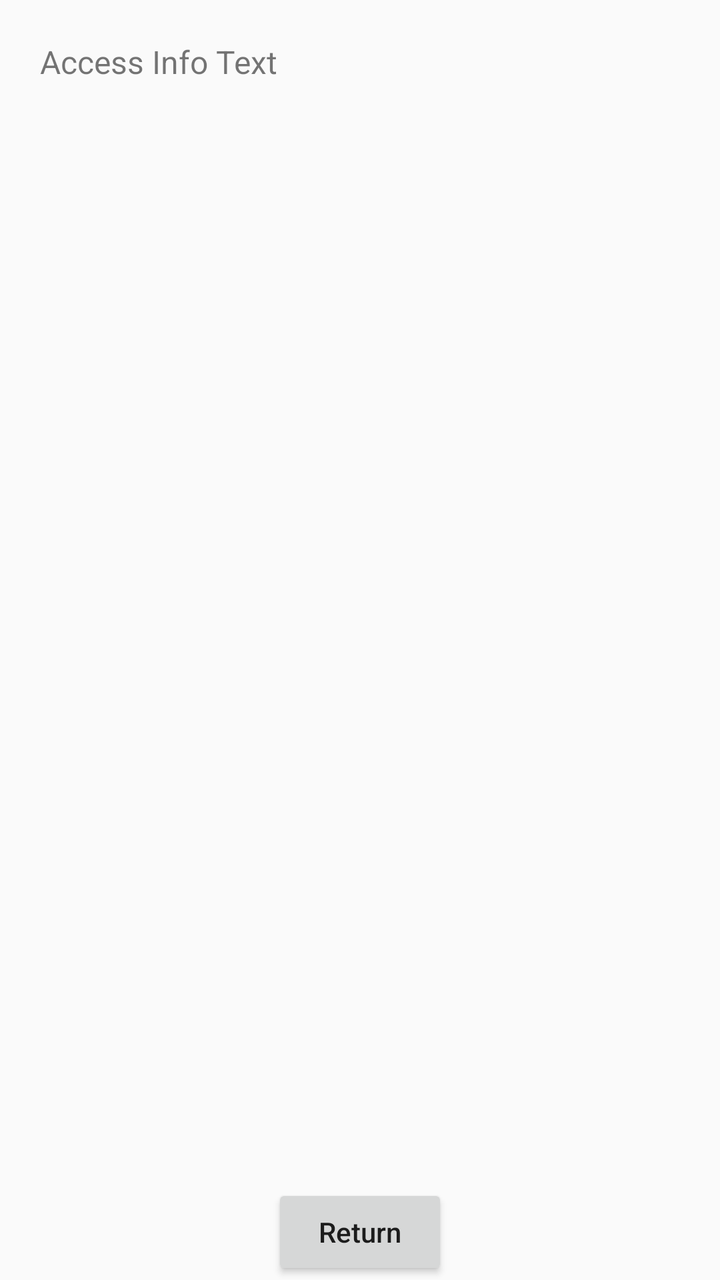
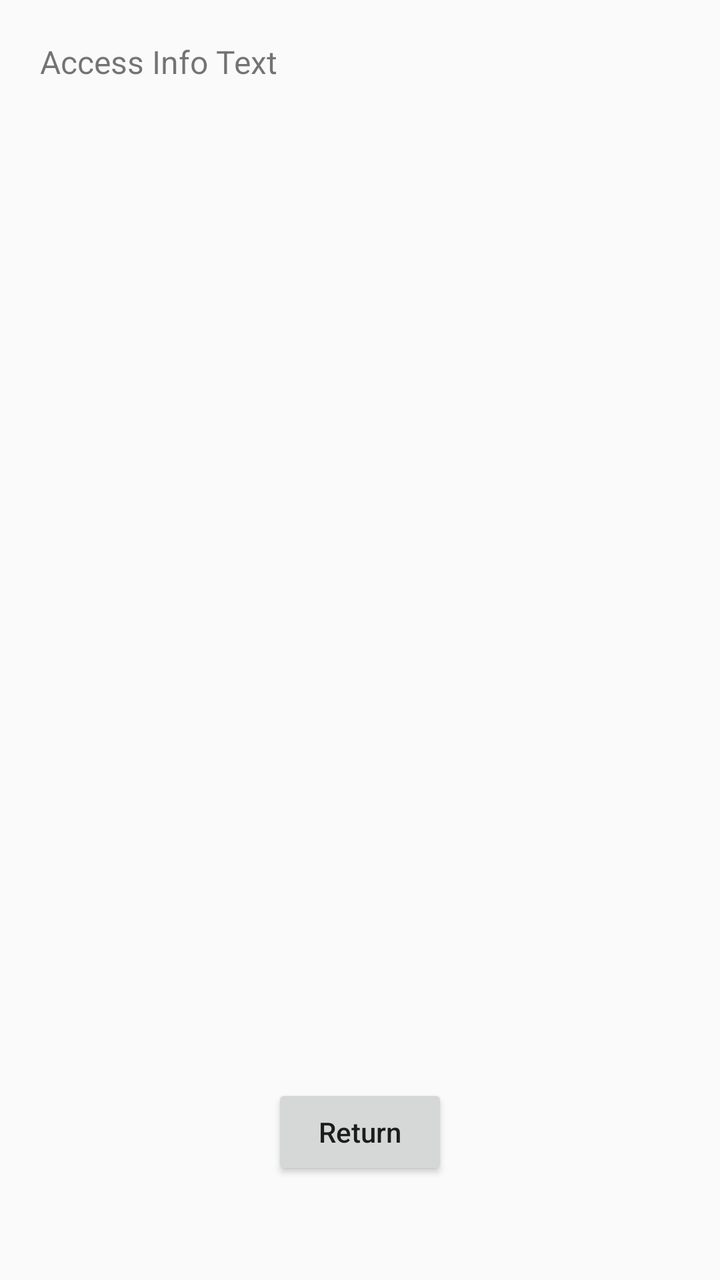

Compare the two renders of this Android layout. The source of the first and the diff that turns it into the second are given below.
<!-- AndroidManifest.xml: application theme Theme.BibleReminder -->
<!-- res/layout/access_info_activity.xml -->
<?xml version="1.0" encoding="utf-8"?>
<androidx.constraintlayout.widget.ConstraintLayout xmlns:android="http://schemas.android.com/apk/res/android"
    xmlns:app="http://schemas.android.com/apk/res-auto"
    android:layout_width="match_parent"
    android:layout_height="match_parent">

    <TextView
        android:id="@+id/access_info_txt"
        android:layout_width="0dp"
        android:layout_height="0dp"
        android:padding="20dp"
        android:scrollbars="vertical"
        android:text="@string/access_info_txt"
        android:textSize="16sp"
        app:layout_constraintBottom_toTopOf="@id/access_info_back_btn"
        app:layout_constraintEnd_toEndOf="parent"
        app:layout_constraintStart_toStartOf="parent"
        app:layout_constraintTop_toTopOf="parent" />

    <Button
        android:id="@+id/access_info_back_btn"
        android:layout_width="wrap_content"
        android:layout_height="wrap_content"
        android:text="@string/access_info_back_btn_txt"
        android:textAlignment="center"
        android:textAllCaps="false"
        app:layout_constraintBottom_toBottomOf="parent"
        app:layout_constraintEnd_toEndOf="parent"
        app:layout_constraintStart_toStartOf="parent"
        app:layout_constraintTop_toBottomOf="@id/access_info_txt" />

</androidx.constraintlayout.widget.ConstraintLayout>
<!-- resources referenced by this layout -->
<resources>
  <string name="access_info_back_btn_txt">Return</string>
  <string name="access_info_txt">Access Info Text</string>
  <style name="Theme.BibleReminder" parent="android:Theme.Material.Light.NoActionBar" />
</resources>

<!-- the commit's change to res/layout/access_info_activity.xml (unified diff, before → after) -->
@@ -21,6 +21,7 @@
         android:id="@+id/access_info_back_btn"
         android:layout_width="wrap_content"
         android:layout_height="wrap_content"
+        android:layout_marginBottom="50dp"
         android:text="@string/access_info_back_btn_txt"
         android:textAlignment="center"
         android:textAllCaps="false"
